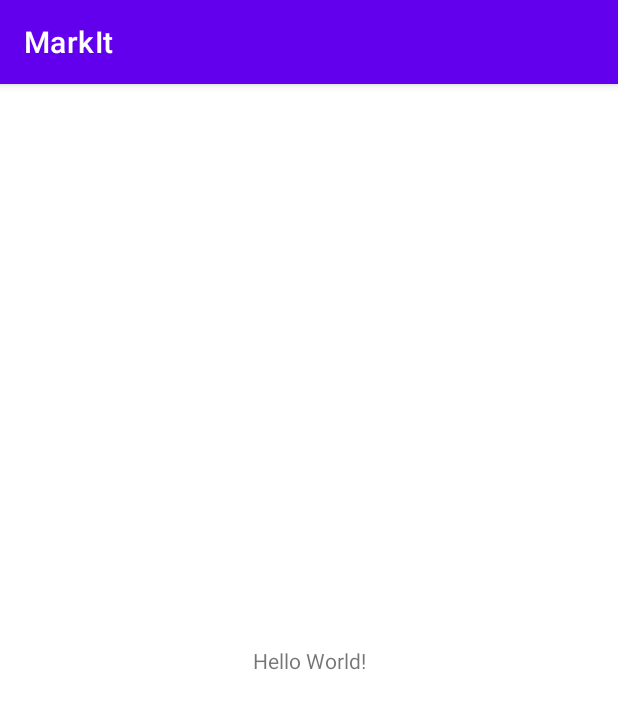
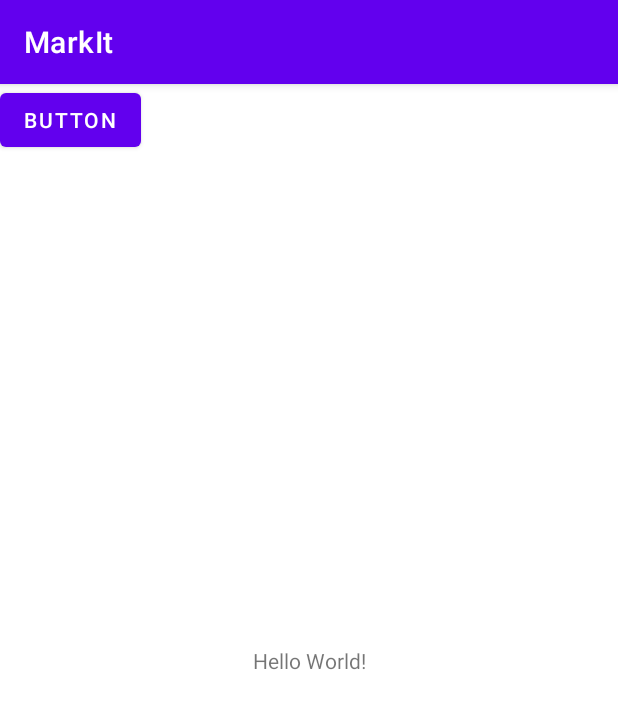
Before and after one commit to BedriFatih/markit, an Android app: the screen it shows after launch (MainActivity), on a phone screen of 412 x 824 dp. Shown: the top 709 px of the screen. Run offline under Robolectric (Android 15) with nearby library versions, the phone set to English and light mode, and no system bars.

Commit message:
First button added

```diff
--- a/app/src/main/res/layout/activity_main.xml
+++ b/app/src/main/res/layout/activity_main.xml
@@ -15,4 +15,12 @@
         app:layout_constraintRight_toRightOf="parent"
         app:layout_constraintTop_toTopOf="parent" />
 
+    <Button
+        android:id="@+id/button"
+        android:layout_width="wrap_content"
+        android:layout_height="wrap_content"
+        android:text="Button"
+        tools:layout_editor_absoluteX="174dp"
+        tools:layout_editor_absoluteY="224dp" />
+
 </androidx.constraintlayout.widget.ConstraintLayout>
```
